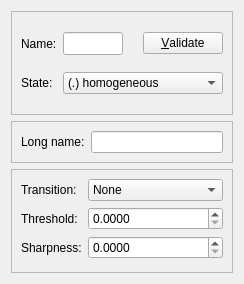
stevenvergenz/chemecher, file src/gui/cpdwindow.ui: the form before one commit.
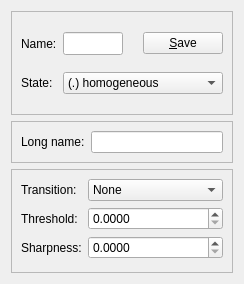
The form after the commit.

The edit to the form file:
```diff
--- a/src/gui/cpdwindow.ui
+++ b/src/gui/cpdwindow.ui
@@ -146,7 +146,7 @@
       <item row="0" column="3">
        <widget class="QPushButton" name="pushValidate">
         <property name="text">
-         <string>&amp;Validate</string>
+         <string>&amp;Save</string>
         </property>
        </widget>
       </item>
```
